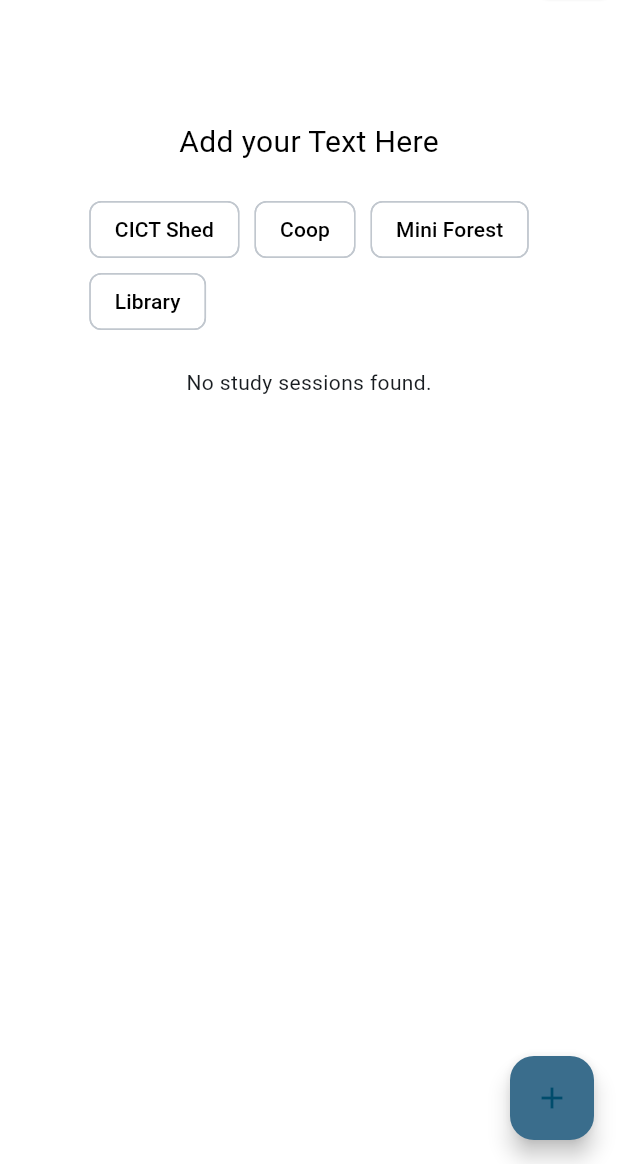
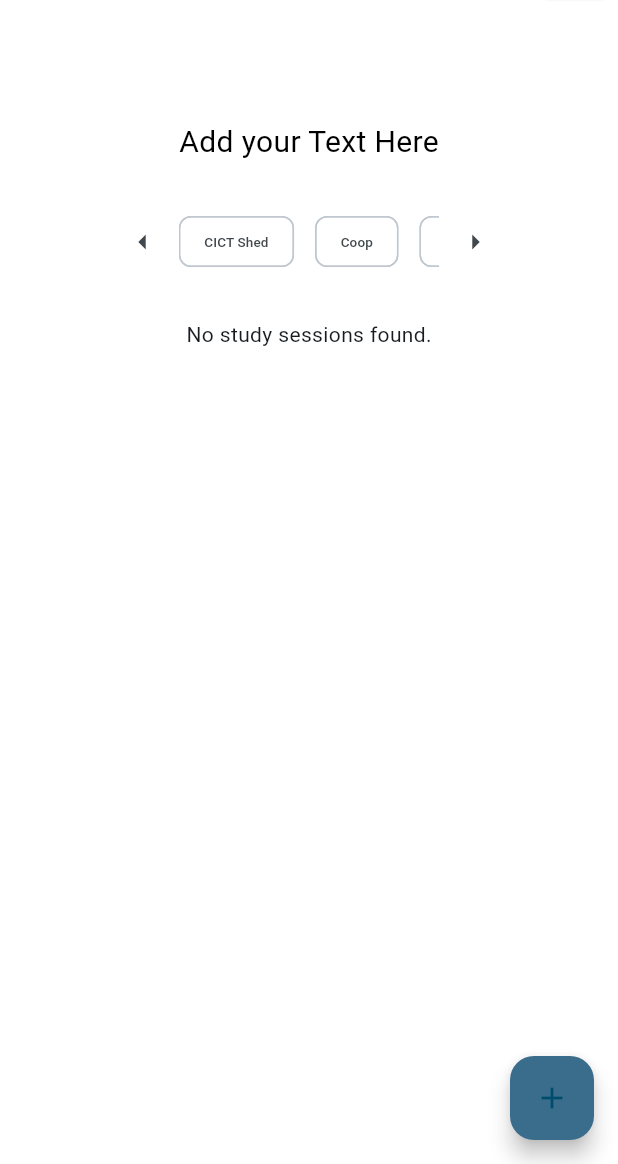
Before and after one commit to jayn95/Calib, a Flutter app: the StudyPage screen opened by its route, on a phone screen of 412 x 824 dp, the part 72-1236 px from its top. Run offline on Flutter 3.47's test engine with Material 3 defaults, Android fonts, the phone set to English and light mode, and no system bars; our stand-ins replace cloud_firestore, file_picker, firebase_auth, firebase_core, firebase_storage, font_awesome_flutter and 2 more; missing offline and left inert: dart:html; accounts and stored records are empty.

Commit message:
copied tag scroll feature from reviewer to study page

```diff
--- a/lib/src/features/study/study_page.dart
+++ b/lib/src/features/study/study_page.dart
@@ -6,6 +6,7 @@ import 'study_card.dart';
 import 'study_form.dart';
 
 import 'package:cloud_firestore/cloud_firestore.dart';
+import 'package:flutter/rendering.dart';
 
 
 class StudyPage extends StatefulWidget {
@@ -18,6 +19,24 @@ class StudyPage extends StatefulWidget {
 class _StudyPageState extends State<StudyPage> {
   final Map<String, bool> _scategories = Map.from(study_Categories);
   List<String> _selectedCategories = []; // Store selected categories
+
+  final ScrollController _scrollController = ScrollController();
+
+  void _scrollLeft() {
+    _scrollController.animateTo(
+      _scrollController.offset - 100,
+      duration: const Duration(milliseconds: 300),
+      curve: Curves.easeInOut,
+    );
+  }
+
+  void _scrollRight() {
+    _scrollController.animateTo(
+      _scrollController.offset + 100,
+      duration: const Duration(milliseconds: 300),
+      curve: Curves.easeInOut,
+    );
+  }
 
   void _onTagSelectionChanged(Map<String, bool> selectedCategories) {
     setState(() {
@@ -54,6 +73,10 @@ class _StudyPageState extends State<StudyPage> {
 
   @override
   Widget build(BuildContext context) {
+
+    double screenWidth = MediaQuery.of(context).size.width;
+
+
     return Scaffold(
       backgroundColor: Colors.white,
       appBar: PreferredSize(
@@ -80,10 +103,98 @@ class _StudyPageState extends State<StudyPage> {
                     ),
                   ),
                   const SizedBox(height: 20),
-                  StudyTags(
-                    studyCategories: _scategories,
-                    onSelectionChanged: _onTagSelectionChanged,
+                  // StudyTags(
+                  //   studyCategories: _scategories,
+                  //   onSelectionChanged: _onTagSelectionChanged,
+                  // ),
+
+
+          Container(
+            margin: EdgeInsets.symmetric(
+              horizontal: screenWidth > 800
+                  ? 300.0
+                  : 30.0, // Adjust margin based on screen size
+            ),
+            padding: EdgeInsets.symmetric(
+              vertical: screenWidth > 800
+                  ? 16.0
+                  : 8.0, // Adjust padding based on screen size
+            ),
+            alignment: Alignment.center,
+            child: Row(
+              children: [
+                // Left Arrow Button
+                IconButton(
+                  icon: const Icon(Icons.arrow_left),
+                  onPressed: _scrollLeft,
+                ),
+                Expanded(
+                  child: SingleChildScrollView(
+                    controller: _scrollController,
+                    scrollDirection:
+                        Axis.horizontal, // Horizontal scroll direction
+                    child: Wrap(
+                      spacing: screenWidth > 800
+                          ? 20.0
+                          : 14.0, // Space between each chip
+                      children: [
+                        // Add "All" option
+                        // InputChip(
+                        //   label: Text('All',
+                        //       style: TextStyle(
+                        //           fontSize: screenWidth > 800 ? 16.0 : 9.0)),
+                        //   selected: _selectedCategories.contains('All'),
+                        //   selectedColor: Colors.blue.shade100,
+                        //   backgroundColor: Colors.white,
+                        //   onSelected: (isSelected) {
+                        //     setState(() {
+                        //       if (isSelected) {
+                        //         _selectedCategories = [
+                        //           'All'
+                        //         ]; // Only 'All' is selected
+                        //       } else {
+                        //         _selectedCategories.remove(
+                        //             'All'); // Remove 'All' if deselected
+                        //       }
+                        //     });
+                        //   },
+                        // ),
+                        // Category chips
+                        ..._scategories.keys.map((category) {
+                          double tagFontSize = screenWidth > 800 ? 16.0 : 9.0;
+                          return InputChip(
+                            label: Text(category,
+                                style: TextStyle(fontSize: tagFontSize)),
+                            selected: _selectedCategories.contains(category),
+                            selectedColor: Colors.blue.shade100,
+                            backgroundColor: Colors.white,
+                            onSelected: (isSelected) {
+                              setState(() {
+                                if (isSelected) {
+                                  _selectedCategories
+                                      .add(category); // Add to the list
+                                } else {
+                                  _selectedCategories
+                                      .remove(category); // Remove from the list
+                                }
+                              });
+                            },
+                          );
+                        }),
+                      ],
+                    ),
                   ),
+                ),
+                // Right Arrow Button
+                IconButton(
+                  icon: const Icon(Icons.arrow_right),
+                  onPressed: _scrollRight,
+                ),
+              ],
+            ),
+          ),
+
+
                   const SizedBox(height: 20),
                   StreamBuilder<QuerySnapshot>(
                     stream: _selectedCategories.isNotEmpty
--- a/lib/src/services/auth_service.dart
+++ b/lib/src/services/auth_service.dart
@@ -15,6 +15,10 @@ final Map<String, bool> study_Categories = {
   'Coop': false,
   'Mini Forest': false,
   'Library': false,
+  'Med Gym': false,
+  'Quezon hall': false,
+  'BINHI': false,
+  'Administration building': false,
 };
 
 final Map<String, bool> reviewer_Categories = {
```
